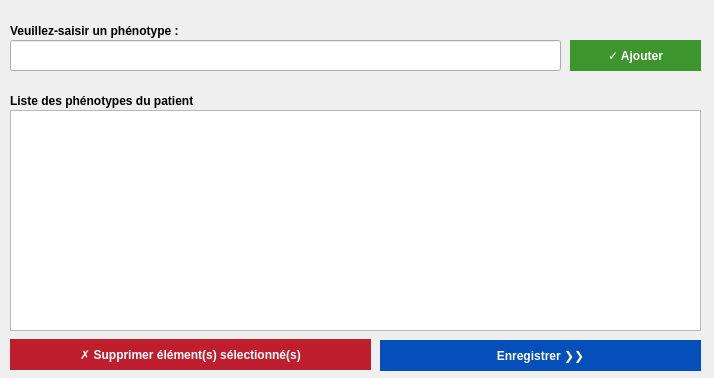
Onijuuichi/CHU-Biotech86, file fenetre.ui: the form before one commit.
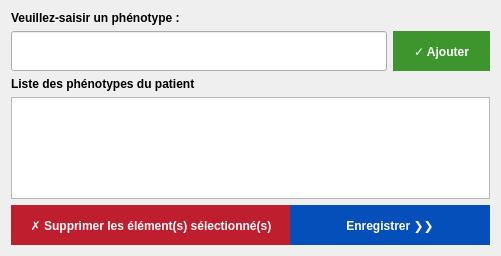
The form after the commit.

Commit message: Changement : ajout de la traduction pour la fenetre mais pas contre il y a encore la traduction de la liste à faire. Ajout du fait qu'un élément ne peut pas être ajouté 2 fois

The edit to the form file:
```diff
--- a/fenetre.ui
+++ b/fenetre.ui
@@ -6,8 +6,8 @@
    <rect>
     <x>0</x>
     <y>0</y>
-    <width>714</width>
-    <height>378</height>
+    <width>501</width>
+    <height>256</height>
    </rect>
   </property>
   <property name="sizePolicy">
@@ -16,46 +16,32 @@
     <verstretch>0</verstretch>
    </sizepolicy>
   </property>
+  <property name="minimumSize">
+   <size>
+    <width>300</width>
+    <height>200</height>
+   </size>
+  </property>
   <property name="windowTitle">
    <string>Form</string>
   </property>
-  <widget class="QLineEdit" name="lineEdit">
-   <property name="geometry">
-    <rect>
-     <x>10</x>
-     <y>40</y>
-     <width>551</width>
-     <height>31</height>
-    </rect>
-   </property>
-   <property name="baseSize">
-    <size>
-     <width>30</width>
-     <height>30</height>
-    </size>
-   </property>
-  </widget>
-  <widget class="QListWidget" name="listWidget">
-   <property name="geometry">
-    <rect>
-     <x>10</x>
-     <y>110</y>
-     <width>691</width>
-     <height>221</height>
-    </rect>
-   </property>
-   <property name="selectionMode">
-    <enum>QAbstractItemView::MultiSelection</enum>
-   </property>
-  </widget>
+  <property name="styleSheet">
+   <string notr="true"/>
+  </property>
+  <layout class="QGridLayout" name="gridLayout">
+   <item row="2" column="2">
   <widget class="QPushButton" name="addButton">
-   <property name="geometry">
-    <rect>
-     <x>570</x>
-     <y>40</y>
-     <width>131</width>
-     <height>31</height>
-    </rect>
+     <property name="minimumSize">
+      <size>
+       <width>0</width>
+       <height>40</height>
+      </size>
+     </property>
+     <property name="maximumSize">
+      <size>
+       <width>300</width>
+       <height>16777215</height>
+      </size>
    </property>
    <property name="font">
     <font>
@@ -91,34 +77,9 @@
     <bool>false</bool>
    </property>
   </widget>
-  <widget class="QLabel" name="label">
-   <property name="geometry">
-    <rect>
-     <x>10</x>
-     <y>20</y>
-     <width>691</width>
-     <height>21</height>
-    </rect>
-   </property>
-   <property name="font">
-    <font>
-     <weight>75</weight>
-     <bold>true</bold>
-    </font>
-   </property>
-   <property name="text">
-    <string>Veuillez-saisir un phénotype :</string>
-   </property>
-  </widget>
+   </item>
+   <item row="3" column="0" colspan="3">
   <widget class="QLabel" name="label_2">
-   <property name="geometry">
-    <rect>
-     <x>10</x>
-     <y>90</y>
-     <width>691</width>
-     <height>21</height>
-    </rect>
-   </property>
    <property name="font">
     <font>
      <weight>75</weight>
@@ -129,14 +90,30 @@
     <string>Liste des phénotypes du patient</string>
    </property>
   </widget>
+   </item>
+   <item row="2" column="0" colspan="2">
+    <widget class="QLineEdit" name="lineEdit">
+     <property name="minimumSize">
+      <size>
+       <width>0</width>
+       <height>40</height>
+      </size>
+     </property>
+     <property name="baseSize">
+      <size>
+       <width>30</width>
+       <height>30</height>
+      </size>
+     </property>
+    </widget>
+   </item>
+   <item row="6" column="0">
   <widget class="QPushButton" name="deleteButton">
-   <property name="geometry">
-    <rect>
-     <x>10</x>
-     <y>339</y>
-     <width>361</width>
-     <height>31</height>
-    </rect>
+     <property name="minimumSize">
+      <size>
+       <width>280</width>
+       <height>40</height>
+      </size>
    </property>
    <property name="font">
     <font>
@@ -163,20 +140,27 @@
 }</string>
    </property>
    <property name="text">
-    <string>✗ Supprimer élément(s) sélectionné(s)</string>
+      <string>✗ Supprimer les élément(s) sélectionné(s)</string>
    </property>
    <property name="checkable">
     <bool>false</bool>
    </property>
   </widget>
+   </item>
+   <item row="4" column="0" colspan="3">
+    <widget class="QListWidget" name="listWidget">
+     <property name="selectionMode">
+      <enum>QAbstractItemView::MultiSelection</enum>
+     </property>
+    </widget>
+   </item>
+   <item row="6" column="1" colspan="2">
   <widget class="QPushButton" name="exportButton">
-   <property name="geometry">
-    <rect>
-     <x>380</x>
-     <y>340</y>
-     <width>321</width>
-     <height>31</height>
-    </rect>
+     <property name="minimumSize">
+      <size>
+       <width>200</width>
+       <height>40</height>
+      </size>
    </property>
    <property name="font">
     <font>
@@ -209,6 +193,21 @@
     <bool>false</bool>
    </property>
   </widget>
+   </item>
+   <item row="1" column="0">
+    <widget class="QLabel" name="label">
+     <property name="font">
+      <font>
+       <weight>75</weight>
+       <bold>true</bold>
+      </font>
+     </property>
+     <property name="text">
+      <string>Veuillez-saisir un phénotype :</string>
+     </property>
+    </widget>
+   </item>
+  </layout>
  </widget>
  <resources/>
  <connections/>
```
Left out of the diff: 4 changed lines with no effect on the pictures. Lines whose indentation alone changed are shown as unchanged. The commit also changes 3 other files.
